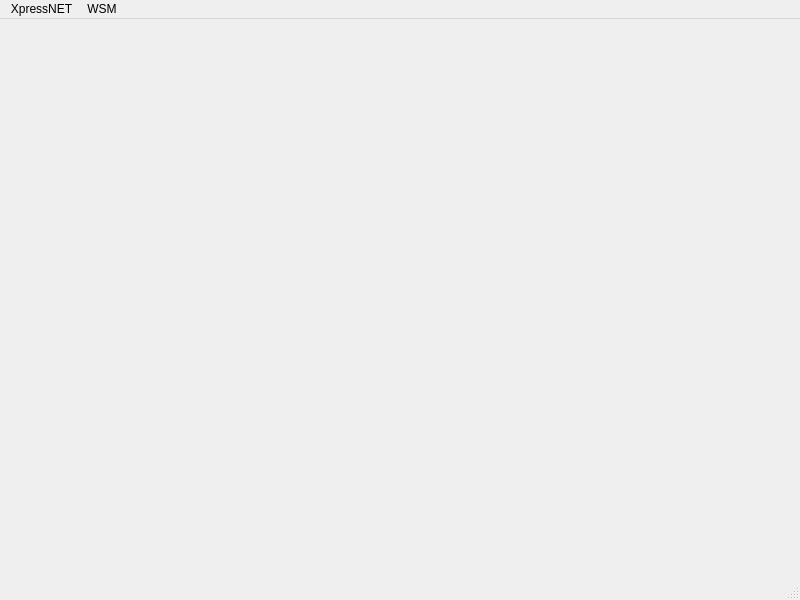
The window that main-window.ui (kmzbrnoI/automatic-calibration) describes before a commit, drawn with Qt 5.
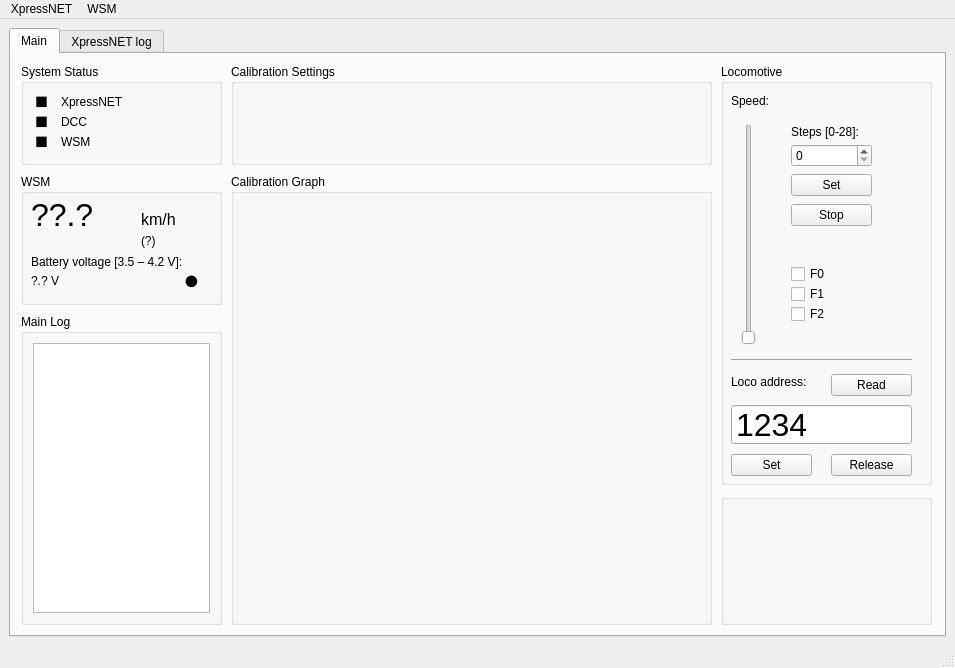
The same window after the commit.

```diff
--- a/main-window.ui
+++ b/main-window.ui
@@ -6,8 +6,8 @@
    <rect>
     <x>0</x>
     <y>0</y>
-    <width>800</width>
-    <height>600</height>
+    <width>955</width>
+    <height>668</height>
    </rect>
   </property>
   <property name="sizePolicy">
@@ -19,13 +19,648 @@
   <property name="windowTitle">
    <string>Automatic Calibration</string>
   </property>
-  <widget class="QWidget" name="centralwidget"/>
+  <widget class="QWidget" name="centralwidget">
+   <layout class="QGridLayout" name="gridLayout">
+    <item row="0" column="0">
+     <widget class="QTabWidget" name="tw_main">
+      <property name="sizePolicy">
+       <sizepolicy hsizetype="Expanding" vsizetype="Expanding">
+        <horstretch>0</horstretch>
+        <verstretch>0</verstretch>
+       </sizepolicy>
+      </property>
+      <property name="tabPosition">
+       <enum>QTabWidget::North</enum>
+      </property>
+      <property name="tabShape">
+       <enum>QTabWidget::Rounded</enum>
+      </property>
+      <property name="currentIndex">
+       <number>0</number>
+      </property>
+      <property name="usesScrollButtons">
+       <bool>true</bool>
+      </property>
+      <property name="tabsClosable">
+       <bool>false</bool>
+      </property>
+      <property name="tabBarAutoHide">
+       <bool>false</bool>
+      </property>
+      <widget class="QWidget" name="t_main">
+       <attribute name="title">
+        <string>Main</string>
+       </attribute>
+       <widget class="QGroupBox" name="gb_status">
+        <property name="geometry">
+         <rect>
+          <x>10</x>
+          <y>10</y>
+          <width>201</width>
+          <height>101</height>
+         </rect>
+        </property>
+        <property name="title">
+         <string>System Status</string>
+        </property>
+        <widget class="QLabel" name="l_xn">
+         <property name="geometry">
+          <rect>
+           <x>10</x>
+           <y>30</y>
+           <width>21</width>
+           <height>16</height>
+          </rect>
+         </property>
+         <property name="font">
+          <font>
+           <pointsize>12</pointsize>
+          </font>
+         </property>
+         <property name="text">
+          <string>◼</string>
+         </property>
+         <property name="alignment">
+          <set>Qt::AlignBottom|Qt::AlignHCenter</set>
+         </property>
+        </widget>
+        <widget class="QLabel" name="label">
+         <property name="geometry">
+          <rect>
+           <x>40</x>
+           <y>30</y>
+           <width>71</width>
+           <height>16</height>
+          </rect>
+         </property>
+         <property name="text">
+          <string>XpressNET</string>
+         </property>
+        </widget>
+        <widget class="QLabel" name="l_dcc">
+         <property name="geometry">
+          <rect>
+           <x>10</x>
+           <y>50</y>
+           <width>21</width>
+           <height>16</height>
+          </rect>
+         </property>
+         <property name="font">
+          <font>
+           <pointsize>12</pointsize>
+          </font>
+         </property>
+         <property name="text">
+          <string>◼</string>
+         </property>
+         <property name="alignment">
+          <set>Qt::AlignBottom|Qt::AlignHCenter</set>
+         </property>
+        </widget>
+        <widget class="QLabel" name="label_2">
+         <property name="geometry">
+          <rect>
+           <x>40</x>
+           <y>50</y>
+           <width>71</width>
+           <height>16</height>
+          </rect>
+         </property>
+         <property name="text">
+          <string>DCC</string>
+         </property>
+        </widget>
+        <widget class="QLabel" name="l_wsm">
+         <property name="geometry">
+          <rect>
+           <x>10</x>
+           <y>70</y>
+           <width>21</width>
+           <height>16</height>
+          </rect>
+         </property>
+         <property name="font">
+          <font>
+           <pointsize>12</pointsize>
+          </font>
+         </property>
+         <property name="text">
+          <string>◼</string>
+         </property>
+         <property name="alignment">
+          <set>Qt::AlignBottom|Qt::AlignHCenter</set>
+         </property>
+        </widget>
+        <widget class="QLabel" name="label_3">
+         <property name="geometry">
+          <rect>
+           <x>40</x>
+           <y>70</y>
+           <width>31</width>
+           <height>16</height>
+          </rect>
+         </property>
+         <property name="text">
+          <string>WSM</string>
+         </property>
+        </widget>
+       </widget>
+       <widget class="QGroupBox" name="gb_log">
+        <property name="geometry">
+         <rect>
+          <x>10</x>
+          <y>260</y>
+          <width>201</width>
+          <height>311</height>
+         </rect>
+        </property>
+        <property name="title">
+         <string>Main Log</string>
+        </property>
+        <layout class="QGridLayout" name="gridLayout_2">
+         <item row="0" column="0">
+          <widget class="QListView" name="lv_log">
+           <property name="isWrapping" stdset="0">
+            <bool>false</bool>
+           </property>
+          </widget>
+         </item>
+        </layout>
+       </widget>
+       <widget class="QGroupBox" name="gb_speed">
+        <property name="geometry">
+         <rect>
+          <x>710</x>
+          <y>10</y>
+          <width>211</width>
+          <height>421</height>
+         </rect>
+        </property>
+        <property name="title">
+         <string>Locomotive</string>
+        </property>
+        <widget class="QSpinBox" name="sb_loco">
+         <property name="geometry">
+          <rect>
+           <x>10</x>
+           <y>340</y>
+           <width>181</width>
+           <height>41</height>
+          </rect>
+         </property>
+         <property name="font">
+          <font>
+           <pointsize>24</pointsize>
+          </font>
+         </property>
+         <property name="buttonSymbols">
+          <enum>QAbstractSpinBox::NoButtons</enum>
+         </property>
+         <property name="maximum">
+          <number>9999</number>
+         </property>
+         <property name="value">
+          <number>1234</number>
+         </property>
+        </widget>
+        <widget class="QSlider" name="vs_speed">
+         <property name="geometry">
+          <rect>
+           <x>20</x>
+           <y>60</y>
+           <width>16</width>
+           <height>221</height>
+          </rect>
+         </property>
+         <property name="maximum">
+          <number>28</number>
+         </property>
+         <property name="value">
+          <number>0</number>
+         </property>
+         <property name="sliderPosition">
+          <number>0</number>
+         </property>
+         <property name="orientation">
+          <enum>Qt::Vertical</enum>
+         </property>
+        </widget>
+        <widget class="QSpinBox" name="sb_speed">
+         <property name="geometry">
+          <rect>
+           <x>70</x>
+           <y>80</y>
+           <width>81</width>
+           <height>23</height>
+          </rect>
+         </property>
+        </widget>
+        <widget class="QPushButton" name="b_speed_set">
+         <property name="geometry">
+          <rect>
+           <x>70</x>
+           <y>110</y>
+           <width>81</width>
+           <height>22</height>
+          </rect>
+         </property>
+         <property name="text">
+          <string>Set</string>
+         </property>
+        </widget>
+        <widget class="QPushButton" name="b_addr_set">
+         <property name="geometry">
+          <rect>
+           <x>10</x>
+           <y>390</y>
+           <width>81</width>
+           <height>22</height>
+          </rect>
+         </property>
+         <property name="text">
+          <string>Set</string>
+         </property>
+        </widget>
+        <widget class="QPushButton" name="b_addr_release">
+         <property name="geometry">
+          <rect>
+           <x>110</x>
+           <y>390</y>
+           <width>81</width>
+           <height>22</height>
+          </rect>
+         </property>
+         <property name="text">
+          <string>Release</string>
+         </property>
+        </widget>
+        <widget class="QLabel" name="label_4">
+         <property name="geometry">
+          <rect>
+           <x>10</x>
+           <y>310</y>
+           <width>91</width>
+           <height>16</height>
+          </rect>
+         </property>
+         <property name="sizePolicy">
+          <sizepolicy hsizetype="Expanding" vsizetype="Preferred">
+           <horstretch>0</horstretch>
+           <verstretch>0</verstretch>
+          </sizepolicy>
+         </property>
+         <property name="text">
+          <string>Loco address:</string>
+         </property>
+         <property name="wordWrap">
+          <bool>false</bool>
+         </property>
+        </widget>
+        <widget class="Line" name="line">
+         <property name="geometry">
+          <rect>
+           <x>10</x>
+           <y>286</y>
+           <width>181</width>
+           <height>20</height>
+          </rect>
+         </property>
+         <property name="orientation">
+          <enum>Qt::Horizontal</enum>
+         </property>
+        </widget>
+        <widget class="QPushButton" name="b_loco_stop">
+         <property name="geometry">
+          <rect>
+           <x>70</x>
+           <y>140</y>
+           <width>81</width>
+           <height>22</height>
+          </rect>
+         </property>
+         <property name="text">
+          <string>Stop</string>
+         </property>
+        </widget>
+        <widget class="QCheckBox" name="chb_f0">
+         <property name="geometry">
+          <rect>
+           <x>70</x>
+           <y>200</y>
+           <width>41</width>
+           <height>20</height>
+          </rect>
+         </property>
+         <property name="text">
+          <string>F0</string>
+         </property>
+        </widget>
+        <widget class="QCheckBox" name="chb_f1">
+         <property name="geometry">
+          <rect>
+           <x>70</x>
+           <y>220</y>
+           <width>41</width>
+           <height>20</height>
+          </rect>
+         </property>
+         <property name="text">
+          <string>F1</string>
+         </property>
+        </widget>
+        <widget class="QPushButton" name="b_addr_read">
+         <property name="geometry">
+          <rect>
+           <x>110</x>
+           <y>310</y>
+           <width>81</width>
+           <height>22</height>
+          </rect>
+         </property>
+         <property name="text">
+          <string>Read</string>
+         </property>
+        </widget>
+        <widget class="QLabel" name="label_5">
+         <property name="geometry">
+          <rect>
+           <x>10</x>
+           <y>30</y>
+           <width>59</width>
+           <height>14</height>
+          </rect>
+         </property>
+         <property name="text">
+          <string>Speed:</string>
+         </property>
+        </widget>
+        <widget class="QCheckBox" name="chb_f2">
+         <property name="geometry">
+          <rect>
+           <x>70</x>
+           <y>240</y>
+           <width>41</width>
+           <height>20</height>
+          </rect>
+         </property>
+         <property name="text">
+          <string>F2</string>
+         </property>
+        </widget>
+        <widget class="QLabel" name="label_6">
+         <property name="geometry">
+          <rect>
+           <x>70</x>
+           <y>60</y>
+           <width>81</width>
+           <height>16</height>
+          </rect>
+         </property>
+         <property name="text">
+          <string>Steps [0-28]:</string>
+         </property>
+        </widget>
+       </widget>
+       <widget class="QGroupBox" name="gb_calib_graph">
+        <property name="geometry">
+         <rect>
+          <x>220</x>
+          <y>120</y>
+          <width>481</width>
+          <height>451</height>
+         </rect>
+        </property>
+        <property name="title">
+         <string>Calibration Graph</string>
+        </property>
+       </widget>
+       <widget class="QGroupBox" name="gb_wsm">
+        <property name="geometry">
+         <rect>
+          <x>10</x>
+          <y>120</y>
+          <width>201</width>
+          <height>131</height>
+         </rect>
+        </property>
+        <property name="title">
+         <string>WSM</string>
+        </property>
+        <widget class="QLabel" name="l_wsm_speed">
+         <property name="geometry">
+          <rect>
+           <x>10</x>
+           <y>20</y>
+           <width>111</width>
+           <height>41</height>
+          </rect>
+         </property>
+         <property name="font">
+          <font>
+           <pointsize>24</pointsize>
+          </font>
+         </property>
+         <property name="text">
+          <string>??.?</string>
+         </property>
+        </widget>
+        <widget class="QLabel" name="label_8">
+         <property name="geometry">
+          <rect>
+           <x>120</x>
+           <y>30</y>
+           <width>41</width>
+           <height>31</height>
+          </rect>
+         </property>
+         <property name="font">
+          <font>
+           <pointsize>12</pointsize>
+          </font>
+         </property>
+         <property name="text">
+          <string>km/h</string>
+         </property>
+        </widget>
+        <widget class="QLabel" name="l_wsm_speed_raw">
+         <property name="geometry">
+          <rect>
+           <x>120</x>
+           <y>60</y>
+           <width>59</width>
+           <height>14</height>
+          </rect>
+         </property>
+         <property name="text">
+          <string>(?)</string>
+         </property>
+        </widget>
+        <widget class="QLabel" name="label_9">
+         <property name="geometry">
+          <rect>
+           <x>10</x>
+           <y>80</y>
+           <width>181</width>
+           <height>16</height>
+          </rect>
+         </property>
+         <property name="text">
+          <string>Battery voltage [3.5 – 4.2 V]:</string>
+         </property>
+        </widget>
+        <widget class="QLabel" name="l_wsm_bat_voltage">
+         <property name="geometry">
+          <rect>
+           <x>10</x>
+           <y>100</y>
+           <width>59</width>
+           <height>14</height>
+          </rect>
+         </property>
+         <property name="text">
+          <string>?.? V</string>
+         </property>
+        </widget>
+        <widget class="QLabel" name="l_wsm_alive">
+         <property name="geometry">
+          <rect>
+           <x>160</x>
+           <y>90</y>
+           <width>21</width>
+           <height>31</height>
+          </rect>
+         </property>
+         <property name="font">
+          <font>
+           <pointsize>20</pointsize>
+          </font>
+         </property>
+         <property name="text">
+          <string>●</string>
+         </property>
+         <property name="alignment">
+          <set>Qt::AlignCenter</set>
+         </property>
+        </widget>
+       </widget>
+       <widget class="QGroupBox" name="gb_calib_settings">
+        <property name="geometry">
+         <rect>
+          <x>220</x>
+          <y>10</y>
+          <width>481</width>
+          <height>101</height>
+         </rect>
+        </property>
+        <property name="title">
+         <string>Calibration Settings</string>
+        </property>
+       </widget>
+       <widget class="QGroupBox" name="gb_fill">
+        <property name="geometry">
+         <rect>
+          <x>710</x>
+          <y>440</y>
+          <width>211</width>
+          <height>131</height>
+         </rect>
+        </property>
+        <property name="title">
+         <string/>
+        </property>
+       </widget>
+      </widget>
+      <widget class="QWidget" name="t_xn_log">
+       <attribute name="title">
+        <string>XpressNET log</string>
+       </attribute>
+       <layout class="QGridLayout" name="gridLayout_3">
+        <item row="1" column="0">
+         <widget class="QGroupBox" name="gb_xn_log_settings">
+          <property name="title">
+           <string>Settings</string>
+          </property>
+          <layout class="QHBoxLayout" name="horizontalLayout">
+           <item>
+            <widget class="QLabel" name="label_7">
+             <property name="text">
+              <string>Loglevel:</string>
+             </property>
+            </widget>
+           </item>
+           <item>
+            <widget class="QComboBox" name="cb_xn_loglevel">
+             <item>
+              <property name="text">
+               <string>None</string>
+              </property>
+             </item>
+             <item>
+              <property name="text">
+               <string>Error</string>
+              </property>
+             </item>
+             <item>
+              <property name="text">
+               <string>Warning</string>
+              </property>
+             </item>
+             <item>
+              <property name="text">
+               <string>Info</string>
+              </property>
+             </item>
+             <item>
+              <property name="text">
+               <string>Data</string>
+              </property>
+             </item>
+             <item>
+              <property name="text">
+               <string>Debug</string>
+              </property>
+             </item>
+            </widget>
+           </item>
+          </layout>
+         </widget>
+        </item>
+        <item row="2" column="0">
+         <widget class="QTreeWidget" name="treeWidget">
+          <property name="selectionMode">
+           <enum>QAbstractItemView::MultiSelection</enum>
+          </property>
+          <property name="wordWrap">
+           <bool>true</bool>
+          </property>
+          <attribute name="headerVisible">
+           <bool>false</bool>
+          </attribute>
+          <column>
+           <property name="text">
+            <string>Time</string>
+           </property>
+          </column>
+          <column>
+           <property name="text">
+            <string>Message</string>
+           </property>
+          </column>
+         </widget>
+        </item>
+       </layout>
+      </widget>
+     </widget>
+    </item>
+   </layout>
+  </widget>
   <widget class="QMenuBar" name="mb_main">
    <property name="geometry">
     <rect>
      <x>0</x>
      <y>0</y>
-     <width>800</width>
+     <width>955</width>
      <height>19</height>
     </rect>
    </property>
```
Left out of the diff: 37 changed lines with no effect on the pictures.
